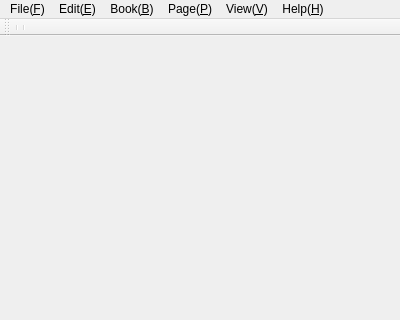
The window that mainwindow.ui (nagisc007/nmemo) describes before a commit, drawn with Qt 5; both pictures show x 0 to 400 and y 0 to 320 of the 400 by 600 pixel window.
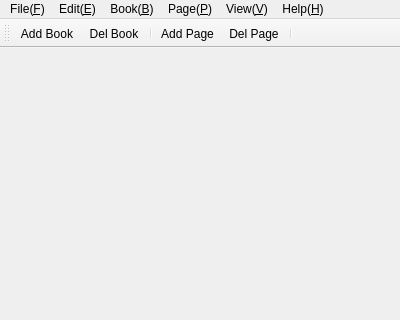
The same window after the commit.

Commit message: Added: shortcut book and page

What changed in the file:
```diff
--- a/mainwindow.ui
+++ b/mainwindow.ui
@@ -125,7 +125,11 @@
    <attribute name="toolBarBreak">
     <bool>false</bool>
    </attribute>
+   <addaction name="bookAdd"/>
+   <addaction name="bookDelete"/>
    <addaction name="separator"/>
+   <addaction name="pageAdd"/>
+   <addaction name="pageDelete"/>
    <addaction name="separator"/>
   </widget>
   <widget class="QStatusBar" name="statusBar"/>
@@ -275,6 +279,9 @@
    <property name="text">
     <string>Add(&amp;A)</string>
    </property>
+   <property name="iconText">
+    <string>Add Book</string>
+   </property>
    <property name="toolTip">
     <string>Add a new book</string>
    </property>
@@ -283,6 +290,9 @@
    <property name="text">
     <string>Delete(&amp;D)</string>
    </property>
+   <property name="iconText">
+    <string>Del Book</string>
+   </property>
    <property name="toolTip">
     <string>Delete the book</string>
    </property>
@@ -331,6 +341,9 @@
    <property name="text">
     <string>Add(&amp;A)</string>
    </property>
+   <property name="iconText">
+    <string>Add Page</string>
+   </property>
    <property name="toolTip">
     <string>Add a new page</string>
    </property>
@@ -339,6 +352,9 @@
    <property name="text">
     <string>Delete(&amp;D)</string>
    </property>
+   <property name="iconText">
+    <string>Del Page</string>
+   </property>
    <property name="toolTip">
     <string>Delete the page</string>
    </property>
```
Left out of the diff: 18 changed lines with no effect on the pictures. The commit also changes 2 other files.
